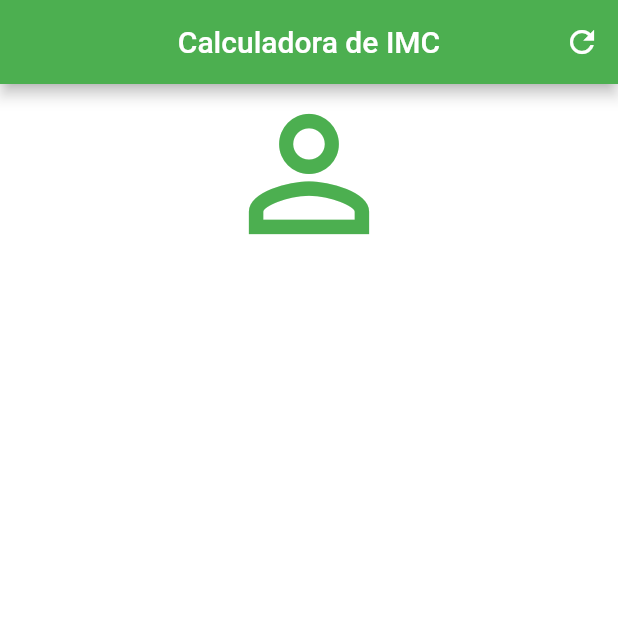
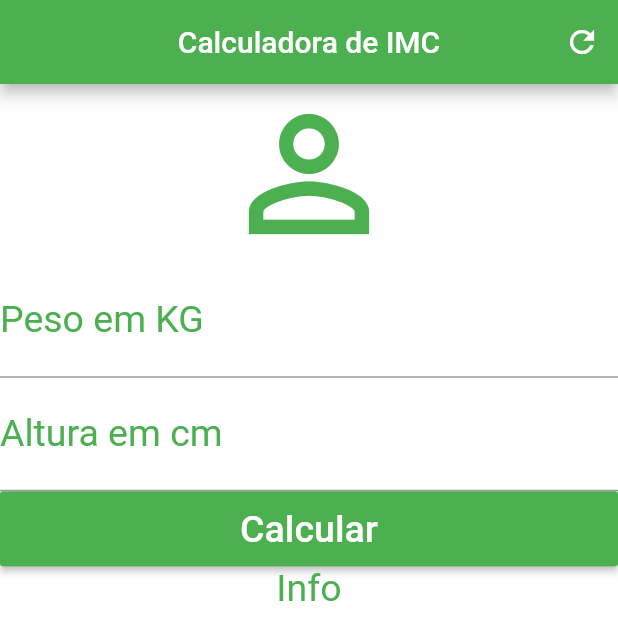
Before and after one commit to tresende/flutter_bmi_calculator, a Flutter app: the screen it shows after launch, on a phone screen of 412 x 824 dp. Shown: the top 640 px of the screen. Run offline on Flutter 3.47's test engine with Material 2 defaults, Android fonts, the phone set to English and light mode, and no system bars.

Commit message:
botoes e inputs

```diff
--- a/lib/main.dart
+++ b/lib/main.dart
@@ -35,6 +35,35 @@ class _HomeState extends State<Home> {
             size: 120,
             color: Colors.green,
           ),
+          TextField(
+            style: TextStyle(color: Colors.green, fontSize: 25),
+            textAlign: TextAlign.center,
+            keyboardType: TextInputType.number,
+            decoration: InputDecoration(
+                labelText: "Peso em KG",
+                labelStyle: TextStyle(color: Colors.green)),
+          ),
+          TextField(
+            style: TextStyle(color: Colors.green, fontSize: 25),
+            textAlign: TextAlign.center,
+            keyboardType: TextInputType.number,
+            decoration: InputDecoration(
+                labelText: "Altura em cm",
+                labelStyle: TextStyle(color: Colors.green)),
+          ),
+          Container(
+              height: 50,
+              child: (RaisedButton(
+                  color: Colors.green,
+                  onPressed: () {},
+                  child: Text(
+                    "Calcular",
+                    style: TextStyle(color: Colors.white, fontSize: 25),
+                  )))),
+          Text("Info",
+          textAlign: TextAlign.center,
+          style: TextStyle(color: Colors.green, fontSize: 25),
+          )
         ],
       ),
     );
```
